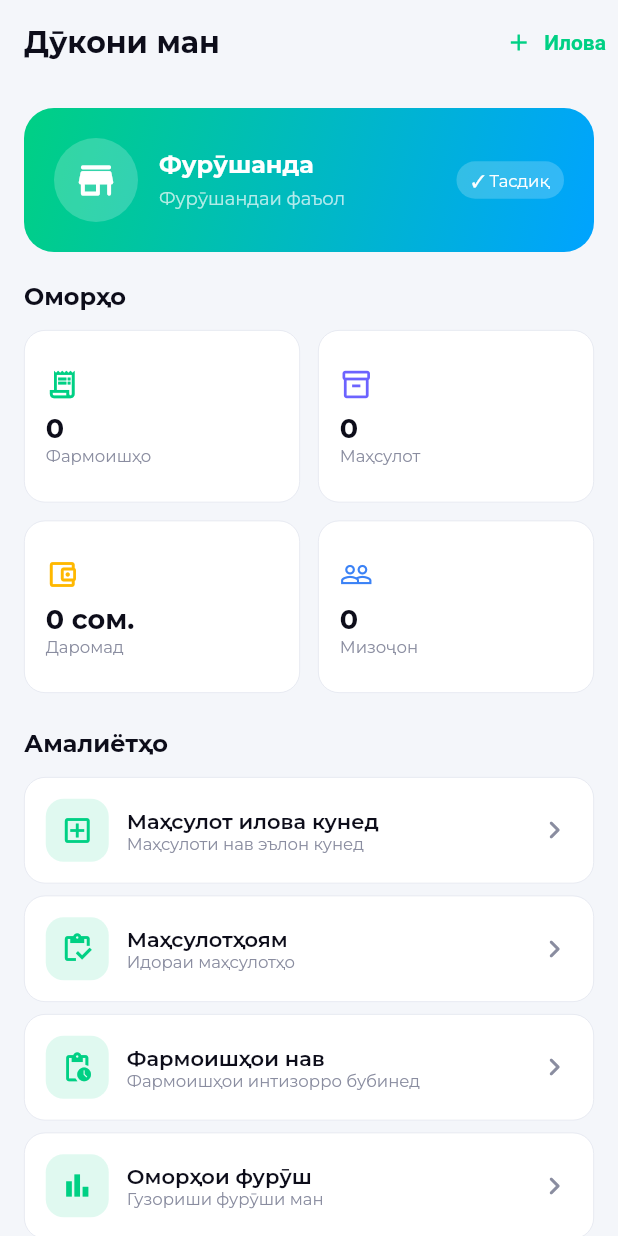
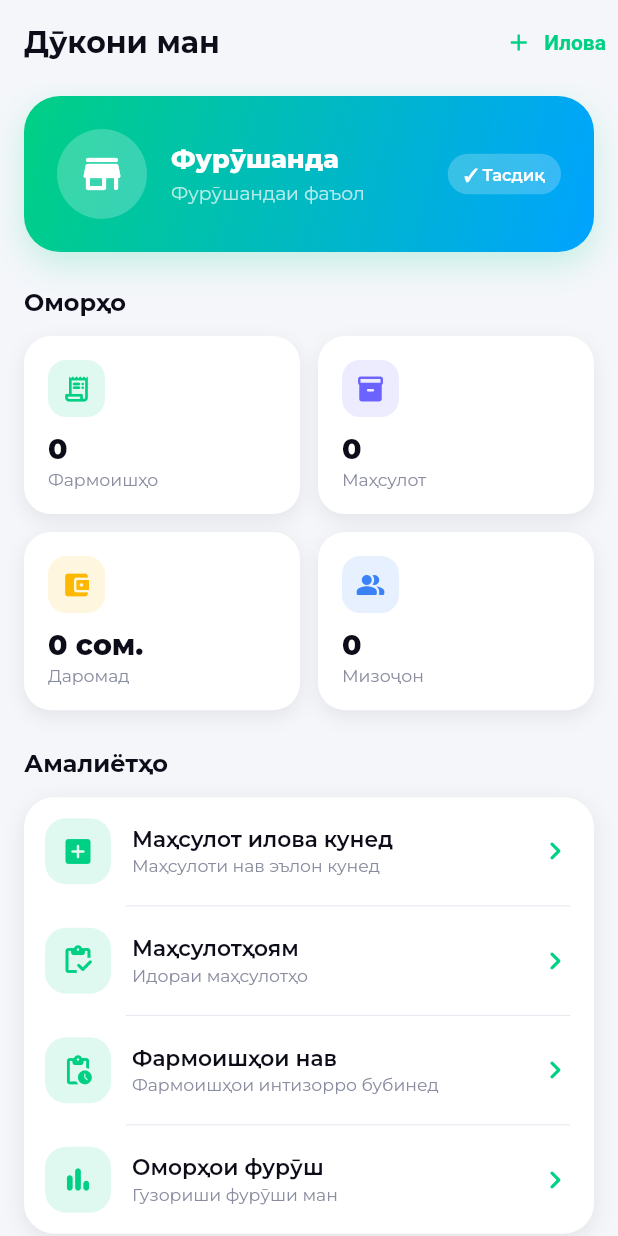
Before and after one commit to Raonsonapp/TajikShop, a Flutter app: the SellerDashboardScreen screen opened by its route, on a phone screen of 412 x 824 dp. Run offline on Flutter 3.47's test engine with Material 3 defaults, Android fonts, the phone set to English and light mode, and no system bars; our stand-ins replace cached_network_image, card_swiper, connectivity_plus, dio, firebase_core, firebase_messaging and 10 more; accounts and stored records are empty.

Commit message:
redesign(seller): template card look (green stat cards, product rows)
- Seller dashboard: gradient header, stat cards, grouped action rows.
- My products: rounded product cards with image, price, stock pill,
  variants/edit/delete actions. All seller providers/handlers preserved.

Co-Authored-By: Claude Opus 4.8 <noreply@anthropic.com>
Claude-Session: https://claude.ai/code/session_01C4Lwrh65oRG8wJtwaa3wdX

```diff
--- a/lib/modules/seller/seller_dashboard_screen.dart
+++ b/lib/modules/seller/seller_dashboard_screen.dart
@@ -26,6 +26,7 @@ class SellerDashboardScreen extends ConsumerWidget {
       backgroundColor: context.pal.scaffold,
       appBar: AppBar(
         backgroundColor: context.pal.scaffold,
+        elevation: 0,
         title: Text('Дӯкони ман',
             style: TextStyle(color: context.pal.textPrimary, fontWeight: FontWeight.w700)),
         iconTheme: IconThemeData(color: context.pal.textPrimary),
@@ -38,94 +39,118 @@ class SellerDashboardScreen extends ConsumerWidget {
         ],
       ),
       body: SingleChildScrollView(
-        padding: const EdgeInsets.all(16),
+        padding: const EdgeInsets.fromLTRB(16, 8, 16, 24),
         child: Column(
           crossAxisAlignment: CrossAxisAlignment.start,
           children: [
-            // Seller Header
+            // ── Seller header (green gradient, circle avatar) ────────────────
             Container(
-              padding: const EdgeInsets.all(20),
+              padding: const EdgeInsets.all(22),
               decoration: BoxDecoration(
                 gradient: AppColors.primaryGradient,
-                borderRadius: BorderRadius.circular(20),
+                borderRadius: BorderRadius.circular(24),
+                boxShadow: const [
+                  BoxShadow(
+                    color: Color(0x3300D084),
+                    blurRadius: 18,
+                    offset: Offset(0, 8),
+                  ),
+                ],
               ),
               child: Row(
                 children: [
                   Container(
-                    width: 56, height: 56,
+                    width: 60, height: 60,
                     decoration: BoxDecoration(
-                      color: Colors.white.withOpacity(0.2),
+                      color: Colors.white.withOpacity(0.22),
                       shape: BoxShape.circle,
                     ),
-                    child: const Icon(Icons.store_rounded, color: Colors.white, size: 30),
+                    child: const Icon(Icons.store_rounded, color: Colors.white, size: 32),
                   ),
-                  const SizedBox(width: 14),
+                  const SizedBox(width: 16),
                   Expanded(
                     child: Column(crossAxisAlignment: CrossAxisAlignment.start, children: [
                       Text(user?.fullName ?? 'Фурӯшанда',
-                          style: const TextStyle(color: Colors.white, fontWeight: FontWeight.w700, fontSize: 16)),
+                          maxLines: 1, overflow: TextOverflow.ellipsis,
+                          style: const TextStyle(color: Colors.white, fontWeight: FontWeight.w800, fontSize: 17)),
                       const SizedBox(height: 4),
                       const Text('Фурӯшандаи фаъол',
-                          style: TextStyle(color: Colors.white70, fontSize: 12)),
+                          style: TextStyle(color: Colors.white70, fontSize: 12.5)),
                     ]),
                   ),
                   Container(
-                    padding: const EdgeInsets.symmetric(horizontal: 10, vertical: 5),
+                    padding: const EdgeInsets.symmetric(horizontal: 11, vertical: 6),
                     decoration: BoxDecoration(
-                      color: Colors.white.withOpacity(0.2),
+                      color: Colors.white.withOpacity(0.22),
                       borderRadius: BorderRadius.circular(20),
                     ),
-                    child: const Text('✓ Тасдиқ', style: TextStyle(color: Colors.white, fontSize: 11)),
+                    child: const Text('✓ Тасдиқ', style: TextStyle(color: Colors.white, fontSize: 11, fontWeight: FontWeight.w600)),
                   ),
                 ],
               ),
             ),
-            const SizedBox(height: 20),
+            const SizedBox(height: 24),
 
-            // Stats
+            // ── Stats ────────────────────────────────────────────────────────
             Text('Оморҳо',
                 style: TextStyle(color: context.pal.textPrimary, fontSize: 16, fontWeight: FontWeight.w700)),
             const SizedBox(height: 12),
             GridView.count(
               shrinkWrap: true, physics: const NeverScrollableScrollPhysics(),
               crossAxisCount: 2, crossAxisSpacing: 12, mainAxisSpacing: 12,
-              childAspectRatio: 1.6,
+              childAspectRatio: 1.55,
               children: [
-                const _StatCard(value: '0', label: 'Фармоишҳо', icon: Icons.receipt_long_outlined, color: AppColors.primary),
-                _StatCard(value: '$pcount', label: 'Маҳсулот', icon: Icons.inventory_2_outlined, color: const Color(0xFF6C63FF)),
-                const _StatCard(value: '0 сом.', label: 'Даромад', icon: Icons.account_balance_wallet_outlined, color: AppColors.warning),
-                const _StatCard(value: '0', label: 'Мизоҷон', icon: Icons.people_outline, color: AppColors.info),
+                const _StatCard(value: '0', label: 'Фармоишҳо', icon: Icons.receipt_long_rounded, color: AppColors.primary),
+                _StatCard(value: '$pcount', label: 'Маҳсулот', icon: Icons.inventory_2_rounded, color: const Color(0xFF6C63FF)),
+                const _StatCard(value: '0 сом.', label: 'Даромад', icon: Icons.account_balance_wallet_rounded, color: AppColors.warning),
+                const _StatCard(value: '0', label: 'Мизоҷон', icon: Icons.people_alt_rounded, color: AppColors.info),
               ],
             ),
-            const SizedBox(height: 24),
+            const SizedBox(height: 26),
 
-            // Quick Actions
+            // ── Quick actions (grouped card, template ListTile style) ────────
             Text('Амалиётҳо',
                 style: TextStyle(color: context.pal.textPrimary, fontSize: 16, fontWeight: FontWeight.w700)),
             const SizedBox(height: 12),
+            Container(
+              decoration: BoxDecoration(
+                color: context.pal.card,
+                borderRadius: BorderRadius.circular(20),
+                boxShadow: const [
+                  BoxShadow(color: Color(0x14000000), blurRadius: 12, offset: Offset(0, 4)),
+                ],
+              ),
+              child: Column(
+                children: [
                   _ActionItem(
-              icon: Icons.add_box_outlined,
+                    icon: Icons.add_box_rounded,
                     label: 'Маҳсулот илова кунед',
                     subtitle: 'Маҳсулоти нав эълон кунед',
                     onTap: () => context.push(RouteNames.addProduct),
                   ),
+                  _ActionDivider(),
                   _ActionItem(
-              icon: Icons.inventory_outlined,
+                    icon: Icons.inventory_rounded,
                     label: 'Маҳсулотҳоям',
                     subtitle: 'Идораи маҳсулотҳо',
                     onTap: () => context.push(RouteNames.myProducts),
                   ),
+                  _ActionDivider(),
                   _ActionItem(
-              icon: Icons.pending_actions_outlined,
+                    icon: Icons.pending_actions_rounded,
                     label: 'Фармоишҳои нав',
                     subtitle: 'Фармоишҳои интизорро бубинед',
                     onTap: () => context.push(RouteNames.orders),
                   ),
+                  _ActionDivider(),
                   _ActionItem(
-              icon: Icons.bar_chart_outlined,
+                    icon: Icons.bar_chart_rounded,
                     label: 'Оморҳои фурӯш',
                     subtitle: 'Гузориши фурӯши ман',
                     onTap: () => _soon(context),
+                  ),
+                ],
+              ),
             ),
           ],
         ),
@@ -141,15 +166,36 @@ class _StatCard extends StatelessWidget {
   const _StatCard({required this.value, required this.label, required this.icon, required this.color});
   @override
   Widget build(BuildContext context) => Container(
-        padding: const EdgeInsets.all(14),
-        decoration: BoxDecoration(color: context.pal.card, borderRadius: BorderRadius.circular(14),
-            border: Border.all(color: context.pal.border, width: 0.5)),
+        padding: const EdgeInsets.all(16),
+        decoration: BoxDecoration(
+          color: context.pal.card,
+          borderRadius: BorderRadius.circular(18),
+          boxShadow: const [
+            BoxShadow(color: Color(0x12000000), blurRadius: 10, offset: Offset(0, 4)),
+          ],
+        ),
         child: Column(crossAxisAlignment: CrossAxisAlignment.start, mainAxisAlignment: MainAxisAlignment.center, children: [
-          Icon(icon, color: color, size: 22),
-          const SizedBox(height: 8),
-          Text(value, style: TextStyle(color: context.pal.textPrimary, fontSize: 18, fontWeight: FontWeight.w700)),
-          Text(label, style: TextStyle(color: context.pal.textMuted, fontSize: 11)),
+          Container(
+            width: 38, height: 38,
+            decoration: BoxDecoration(
+              color: color.withOpacity(0.12),
+              borderRadius: BorderRadius.circular(12),
+            ),
+            child: Icon(icon, color: color, size: 20),
+          ),
+          const SizedBox(height: 10),
+          Text(value, style: TextStyle(color: context.pal.textPrimary, fontSize: 19, fontWeight: FontWeight.w800)),
+          const SizedBox(height: 2),
+          Text(label, style: TextStyle(color: context.pal.textMuted, fontSize: 11.5)),
         ]),
+      );
+}
+
+class _ActionDivider extends StatelessWidget {
+  @override
+  Widget build(BuildContext context) => Padding(
+        padding: const EdgeInsets.only(left: 68, right: 16),
+        child: Divider(height: 1, thickness: 0.6, color: context.pal.divider),
       );
 }
 
@@ -159,24 +205,26 @@ class _ActionItem extends StatelessWidget {
   final VoidCallback onTap;
   const _ActionItem({required this.icon, required this.label, required this.subtitle, required this.onTap});
   @override
-  Widget build(BuildContext context) => GestureDetector(
+  Widget build(BuildContext context) => Material(
+        color: Colors.transparent,
+        child: InkWell(
+          borderRadius: BorderRadius.circular(20),
           onTap: onTap,
-        child: Container(
-          margin: const EdgeInsets.only(bottom: 8),
-          padding: const EdgeInsets.all(14),
-          decoration: BoxDecoration(color: context.pal.card, borderRadius: BorderRadius.circular(14),
-              border: Border.all(color: context.pal.border, width: 0.5)),
+          child: Padding(
+            padding: const EdgeInsets.symmetric(horizontal: 14, vertical: 14),
             child: Row(children: [
-            Container(width: 42, height: 42,
-                decoration: BoxDecoration(color: AppColors.primary.withOpacity(0.12), borderRadius: BorderRadius.circular(12)),
+              Container(width: 44, height: 44,
+                  decoration: BoxDecoration(color: AppColors.primary.withOpacity(0.12), borderRadius: BorderRadius.circular(14)),
                   child: Icon(icon, color: AppColors.primary, size: 22)),
-            const SizedBox(width: 12),
+              const SizedBox(width: 14),
               Expanded(child: Column(crossAxisAlignment: CrossAxisAlignment.start, children: [
-              Text(label, style: TextStyle(color: context.pal.textPrimary, fontSize: 14, fontWeight: FontWeight.w600)),
-              Text(subtitle, style: TextStyle(color: context.pal.textMuted, fontSize: 11)),
+                Text(label, style: TextStyle(color: context.pal.textPrimary, fontSize: 14.5, fontWeight: FontWeight.w600)),
+                const SizedBox(height: 2),
+                Text(subtitle, style: TextStyle(color: context.pal.textMuted, fontSize: 11.5)),
               ])),
-            Icon(Icons.chevron_right_rounded, color: context.pal.textMuted),
+              const Icon(Icons.chevron_right_rounded, color: AppColors.primary),
             ]),
+          ),
         ),
       );
 }
```
Also changed, not shown: lib/modules/seller/my_products_screen.dart (+104 -39 lines). Lines whose indentation alone changed are shown as unchanged.
